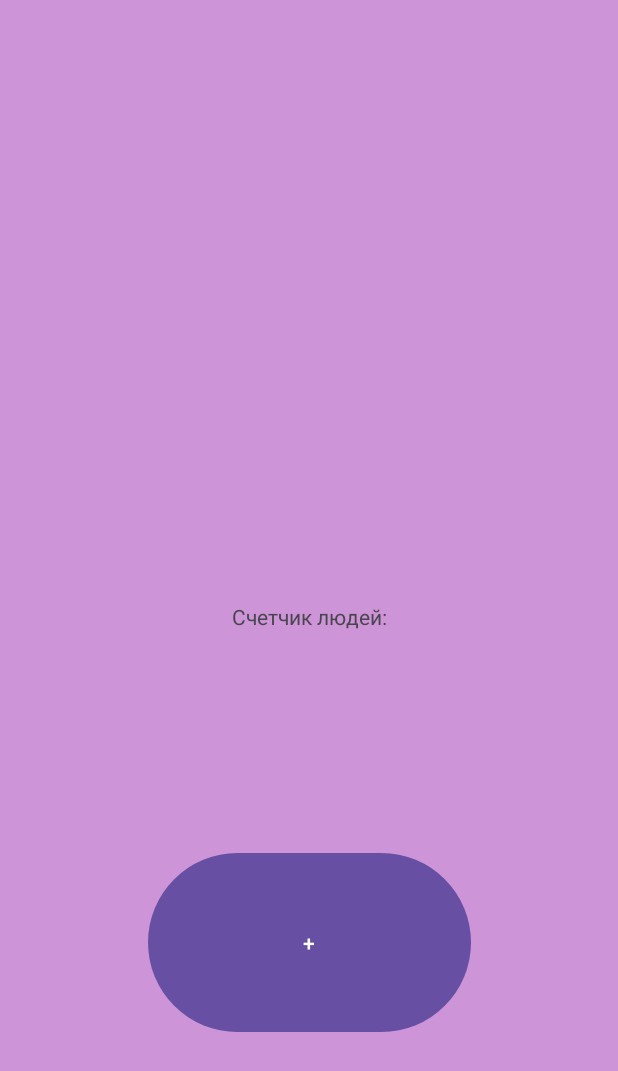
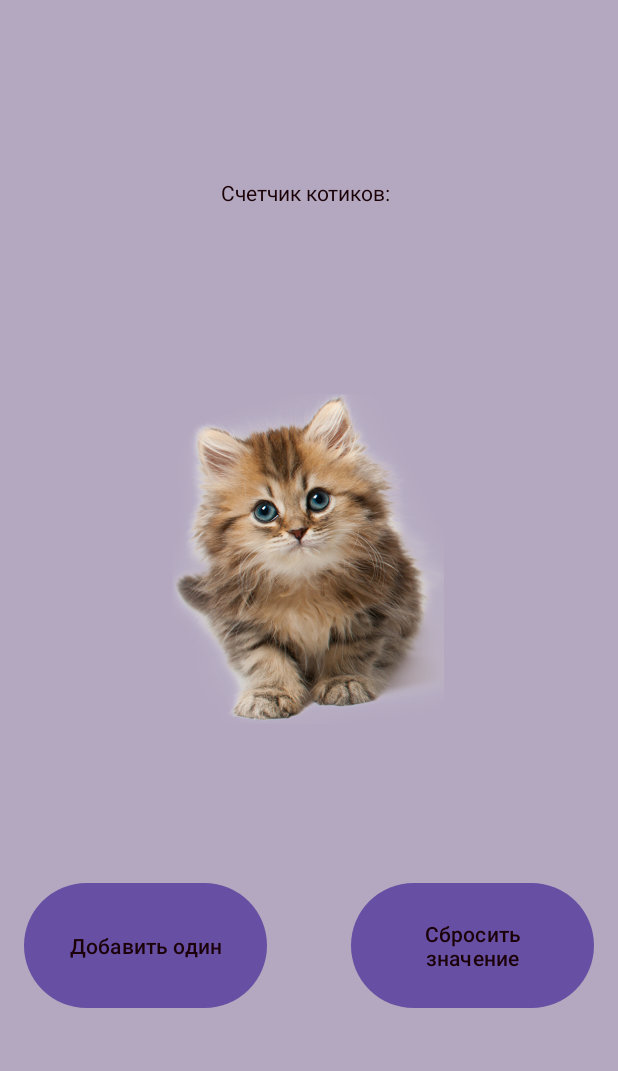
Before and after one commit to hurtovaanastasia/Cliker, an Android app: the screen it shows after launch (MainActivity), on a phone screen of 412 x 824 dp. Shown: the top 1071 px of the screen. Run offline under Robolectric (Android 15) with nearby library versions, the phone set to English and light mode, and no system bars.

Commit message:
Добавила вторую кнопку для сброса значения счетчика, добавила картинку, изменила цвет текста и заднего фона

```diff
--- a/app/src/main/java/com/example/cliker/MainActivity.java
+++ b/app/src/main/java/com/example/cliker/MainActivity.java
@@ -22,13 +22,15 @@ public class MainActivity extends AppCompatActivity {
             v.setPadding(systemBars.left, systemBars.top, systemBars.right, systemBars.bottom);
             return insets;
         });
-
-
     }
-
     public void onClickBatton(View view) {
         count++;
         TextView txt= findViewById(R.id.txtCounter);
         txt.setText(count.toString());
     }
+    public void RemoveButton(View view) {
+        count = 0;
+        TextView txt= findViewById(R.id.txtCounter);
+        txt.setText(count.toString());
+    }
 }
--- a/app/src/main/res/layout/activity_main.xml
+++ b/app/src/main/res/layout/activity_main.xml
@@ -4,26 +4,29 @@
     xmlns:tools="http://schemas.android.com/tools"
     android:id="@+id/main"
     android:layout_width="match_parent"
-    android:background="#CD95D7"
     android:layout_height="match_parent"
+    android:background="#B3A8BF"
     tools:context=".MainActivity">
 
     <TextView
         android:id="@+id/textView2"
-        android:layout_width="wrap_content"
-        android:layout_height="wrap_content"
-        android:text="Счетчик людей:"
+        android:layout_width="116dp"
+        android:layout_height="31dp"
+        android:text="Счетчик котиков:"
+        android:textColor="#1B0108"
         app:layout_constraintBottom_toBottomOf="parent"
         app:layout_constraintEnd_toEndOf="parent"
+        app:layout_constraintHorizontal_bias="0.498"
         app:layout_constraintStart_toStartOf="parent"
         app:layout_constraintTop_toTopOf="parent"
-        app:layout_constraintVertical_bias="0.499" />
+        app:layout_constraintVertical_bias="0.15" />
 
     <TextView
         android:id="@+id/txtCounter"
         android:layout_width="wrap_content"
         android:layout_height="wrap_content"
-        android:layout_marginTop="260dp"
+        android:layout_marginTop="136dp"
+        android:textColor="#1B0108"
         app:layout_constraintEnd_toEndOf="parent"
         app:layout_constraintHorizontal_bias="0.498"
         app:layout_constraintStart_toStartOf="parent"
@@ -31,13 +34,40 @@
 
     <Button
         android:id="@+id/button"
-        android:layout_width="215dp"
-        android:layout_height="127dp"
-        android:layout_marginBottom="132dp"
+        android:layout_width="162dp"
+        android:layout_height="91dp"
+        android:layout_marginBottom="148dp"
         android:onClick="onClickBatton"
-        android:text="+"
+        android:text="Добавить один"
         app:layout_constraintBottom_toBottomOf="parent"
         app:layout_constraintEnd_toEndOf="parent"
-        app:layout_constraintStart_toStartOf="parent" />
+        app:layout_constraintHorizontal_bias="0.064"
+        app:layout_constraintStart_toStartOf="parent"
+        android:textColor="#1B0108"/>
+
+    <Button
+        android:id="@+id/button2"
+        android:layout_width="162dp"
+        android:layout_height="91dp"
+        android:layout_marginBottom="148dp"
+        android:onClick="RemoveButton"
+        android:text="Сбросить значение"
+        app:layout_constraintBottom_toBottomOf="parent"
+        app:layout_constraintEnd_toEndOf="parent"
+        app:layout_constraintHorizontal_bias="0.935"
+        app:layout_constraintStart_toStartOf="parent"
+        android:textColor="#1B0108"/>
+
+    <ImageView
+        android:id="@+id/imageView"
+        android:layout_width="243dp"
+        android:layout_height="220dp"
+        app:layout_constraintBottom_toBottomOf="parent"
+        app:layout_constraintEnd_toEndOf="parent"
+        app:layout_constraintHorizontal_bias="0.512"
+        app:layout_constraintStart_toStartOf="parent"
+        app:layout_constraintTop_toTopOf="parent"
+        app:layout_constraintVertical_bias="0.435"
+        app:srcCompat="@drawable/pngwing_com" />
 
 </androidx.constraintlayout.widget.ConstraintLayout>
```
Also changed, not shown: app/src/main/res/drawable/pngwing_com.png (added).
